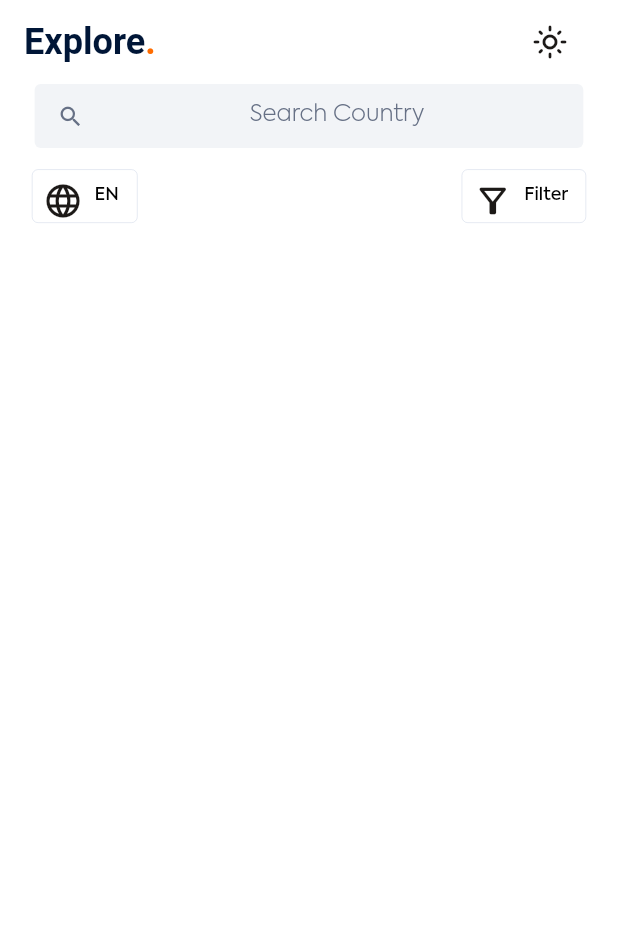
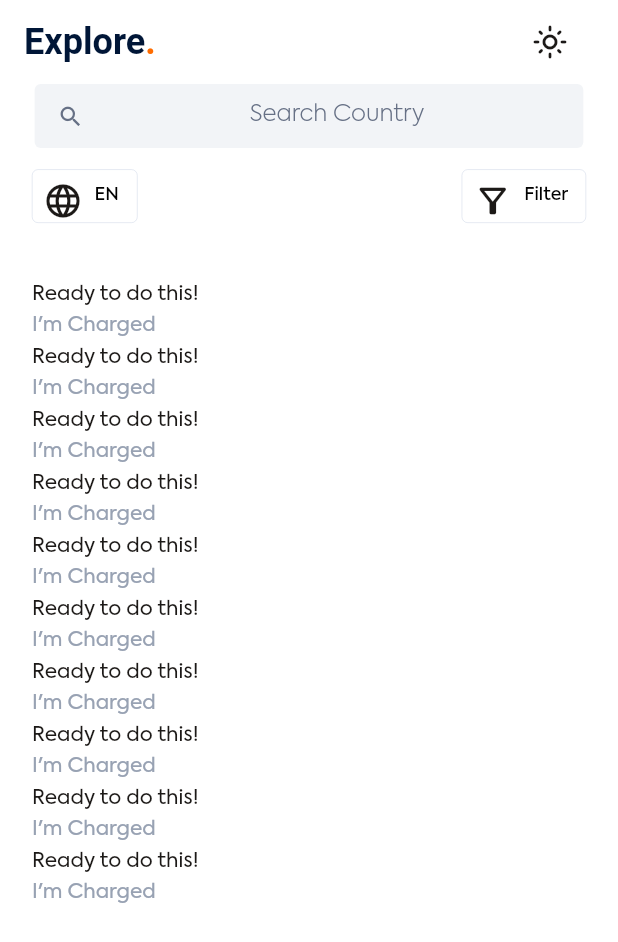
Before and after one commit to N-DiLo/my_country, a Flutter app: the screen it shows after launch, on a phone screen of 412 x 824 dp. Shown: the top 942 px of the screen. Run offline on Flutter 3.47's test engine with Material 2 defaults, Android fonts, the phone set to English and light mode, and no system bars; our stand-ins replace flutter_screenutil, google_fonts, shared_preferences; Roboto replaces fonts that are missing (Elsie).

Commit message:
Created demo listview and added http package

```diff
--- a/lib/constants/textstyles.dart
+++ b/lib/constants/textstyles.dart
@@ -30,3 +30,15 @@ TextStyle timezones = TextStyle(
     fontSize: ScreenUtil().setSp(16),
     color: Colors.black,
     fontWeight: FontWeight.w400);
+
+TextStyle homelist = TextStyle(
+    fontFamily: 'Axiforma',
+    fontSize: ScreenUtil().setSp(14),
+    color: AppColor.grayWarm,
+    fontWeight: FontWeight.w400);
+
+TextStyle sublist = TextStyle(
+    fontFamily: 'Axiforma',
+    fontSize: ScreenUtil().setSp(14),
+    color: AppColor.gray,
+    fontWeight: FontWeight.w400);
--- a/lib/views/search_country.dart
+++ b/lib/views/search_country.dart
@@ -48,6 +48,28 @@ class _SearchCountryState extends State<SearchCountry> {
               const SearchBar(),
               SizedBox(height: ScreenUtil().setHeight(16)),
               const SelectZone(),
+              SizedBox(height: ScreenUtil().setHeight(16)),
+              Expanded(
+                  child: MediaQuery.removePadding(
+                      context: context,
+                      child: ListView.builder(
+                        padding: REdgeInsets.symmetric(vertical: 26),
+                        itemCount: 10,
+                        itemBuilder: ((context, index) => Row(
+                              children: [
+                                RichText(
+                                  text: TextSpan(
+                                      text: 'Ready to do this!\n',
+                                      style: homelist,
+                                      children: <TextSpan>[
+                                        TextSpan(
+                                            text: 'I\'m Charged',
+                                            style: sublist),
+                                      ]),
+                                )
+                              ],
+                            )),
+                      )))
             ],
           ),
         ),
--- a/pubspec.yaml
+++ b/pubspec.yaml
@@ -41,6 +41,7 @@ dependencies:
   provider: ^6.0.4
   shared_preferences: ^2.0.15
   font_awesome: ^5.10.1
+  http: ^0.13.5
 
 dev_dependencies:
   flutter_test:
```
Also changed, not shown: lib/services/web_call.dart (added), pubspec.lock.
